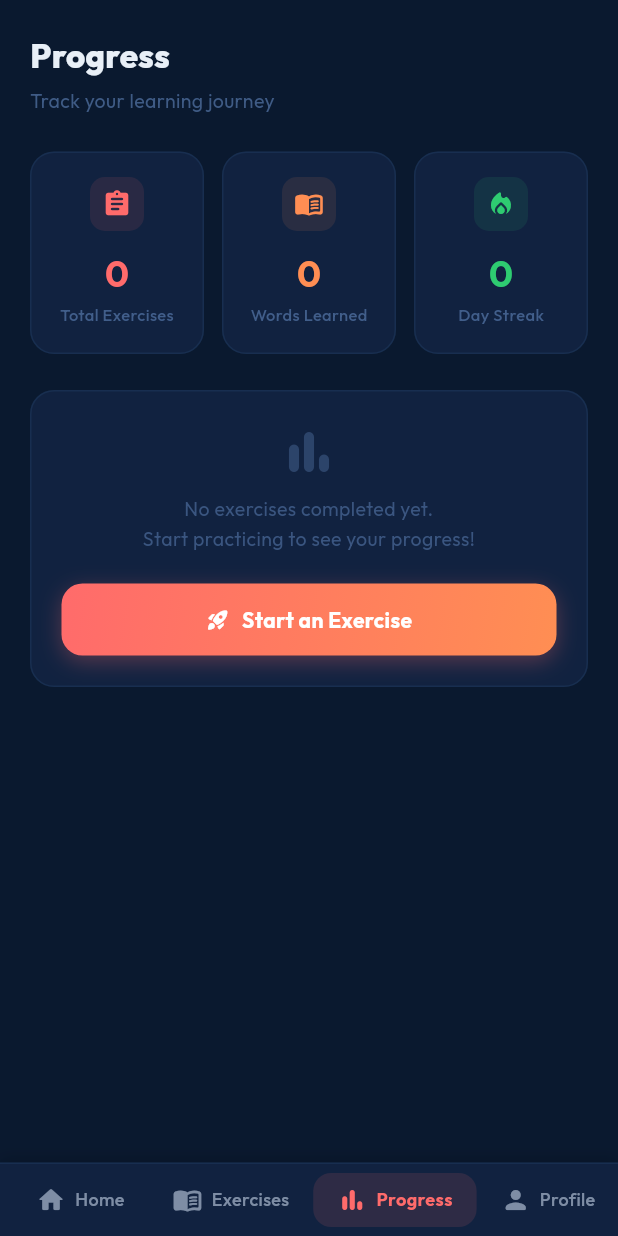
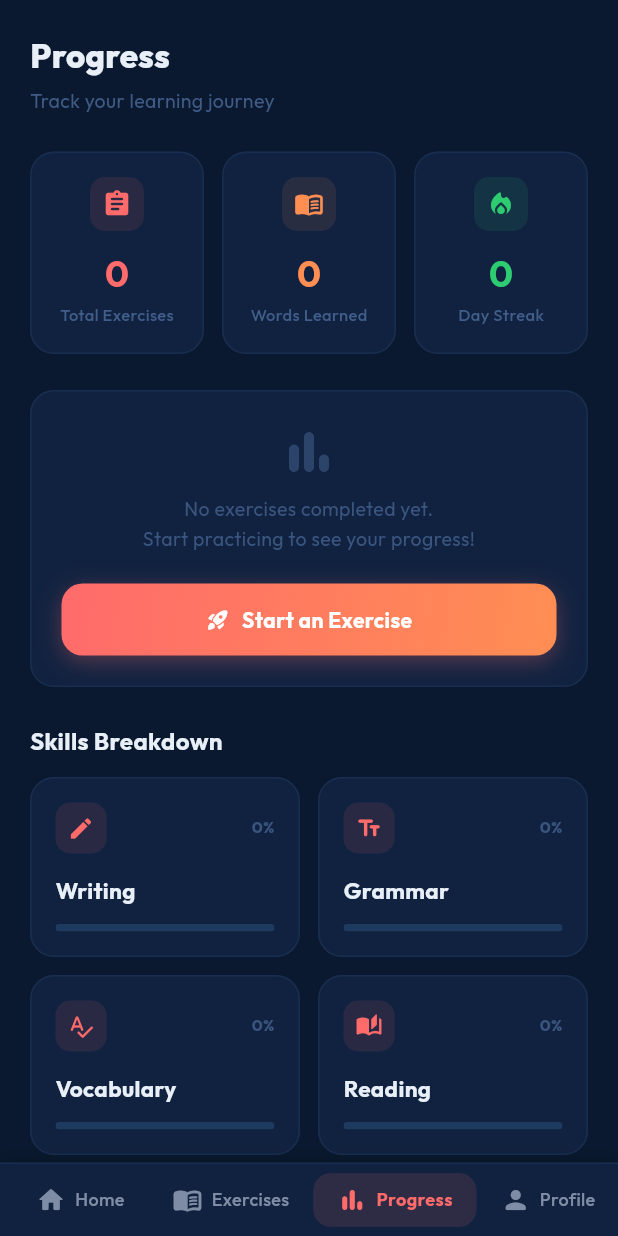
Before and after one commit to abdelwahed-alw/learn_alw, a Flutter app: the AppShell screen opened directly, item 3 of the bottom bar chosen, on a phone screen of 412 x 824 dp. Run offline on Flutter 3.47's test engine with Material 3 defaults, Android fonts, the phone set to English and light mode, and no system bars; our stand-ins replace audioplayers, easy_localization, flutter_phoenix, flutter_secure_storage, flutter_tts, font_awesome_flutter and 4 more; missing offline and left inert: record; accounts and stored records are empty.

Commit message:
feat: daily quote widget, skill breakdown in progress tab, speaking blacklist, streak fix, and UI refinements

```diff
--- a/assets/translations/ar.json
+++ b/assets/translations/ar.json
@@ -135,10 +135,12 @@
   "topicBreakdown": "تفصيل المواضيع",
   "startAnExercise": "ابدأ تمريناً",
   "trackYourLearning": "تتبع رحلة تعلمك",
+  "dailyQuote": "اقتباس اليوم",
   "quickTranslation": "ترجمة سريعة",
   "translationFailed": "فشلت الترجمة.",
   "ieltsExamPrep": "تحضير IELTS",
   "vocabularyPractice": "تدريب المفردات",
+  "skillsBreakdown": "تفصيل المهارات",
   "skillExercises": "تمارين المهارات",
   "practiceSession": "جلسة تدريب",
   "moreWords": "المزيد من الكلمات",
--- a/assets/translations/en.json
+++ b/assets/translations/en.json
@@ -132,10 +132,12 @@
   "topicBreakdown": "Topic Breakdown",
   "startAnExercise": "Start an Exercise",
   "trackYourLearning": "Track your learning journey",
+  "dailyQuote": "Daily Quote",
   "quickTranslation": "Quick Translation",
   "translationFailed": "Translation failed.",
   "ieltsExamPrep": "IELTS Exam Prep",
   "vocabularyPractice": "Vocabulary Practice",
+  "skillsBreakdown": "Skills Breakdown",
   "skillExercises": "Skill Exercises",
   "practiceSession": "Practice Session",
   "moreWords": "more words",
--- a/lib/app_state_model.dart
+++ b/lib/app_state_model.dart
@@ -336,8 +336,14 @@ class AppStateModel extends ChangeNotifier {
     _topicProgress[topic] = (_topicProgress[topic] ?? 0) + 1;
 
     final now = DateTime.now();
+    final today = DateTime(now.year, now.month, now.day);
     if (_lastActiveDate != null) {
-      final diff = now.difference(_lastActiveDate!).inDays;
+      final lastDay = DateTime(
+        _lastActiveDate!.year,
+        _lastActiveDate!.month,
+        _lastActiveDate!.day,
+      );
+      final diff = today.difference(lastDay).inDays;
       if (diff == 0) {
         // same day — streak unchanged
       } else if (diff == 1) {
@@ -357,7 +363,14 @@ class AppStateModel extends ChangeNotifier {
 
   int _calculateStreak() {
     if (_lastActiveDate == null) return 0;
-    final diff = DateTime.now().difference(_lastActiveDate!).inDays;
+    final now = DateTime.now();
+    final today = DateTime(now.year, now.month, now.day);
+    final lastDay = DateTime(
+      _lastActiveDate!.year,
+      _lastActiveDate!.month,
+      _lastActiveDate!.day,
+    );
+    final diff = today.difference(lastDay).inDays;
     if (diff <= 1) return _streakCount;
     return 0;
   }
--- a/lib/progress_tab.dart
+++ b/lib/progress_tab.dart
@@ -28,6 +28,8 @@ class ProgressTab extends StatelessWidget {
                       _buildOverviewCards(state),
                       const SizedBox(height: 24),
                       _buildTopicBreakdown(state),
+                      const SizedBox(height: 24),
+                      _buildSkillBreakdown(state),
                       const SizedBox(height: 24),
                       _buildVocabularySection(state),
                       const SizedBox(height: 32),
@@ -243,6 +245,102 @@ class ProgressTab extends StatelessWidget {
     );
   }
 
+  Widget _buildSkillBreakdown(AppStateModel state) {
+    final skills = <(String, IconData, double)>[
+      ('writing'.tr(), Icons.edit_rounded, state.writingProgress),
+      ('grammar'.tr(), Icons.text_fields_rounded, state.grammarProgress),
+      ('vocabulary'.tr(), Icons.spellcheck_rounded, state.vocabularyProgress),
+      ('reading'.tr(), Icons.auto_stories_rounded, state.readingProgress),
+      ('speaking'.tr(), Icons.record_voice_over_rounded, state.speakingProgress),
+      ('listening'.tr(), Icons.headphones_rounded, state.listeningProgress),
+    ];
+
+    return Column(
+      crossAxisAlignment: CrossAxisAlignment.start,
+      children: [
+        Text(
+          'skillsBreakdown'.tr(),
+          style: const TextStyle(
+            color: kColorText,
+            fontSize: 16,
+            fontWeight: FontWeight.w700,
+          ),
+        ),
+        const SizedBox(height: 12),
+        GridView.builder(
+          shrinkWrap: true,
+          physics: const NeverScrollableScrollPhysics(),
+          gridDelegate: const SliverGridDelegateWithFixedCrossAxisCount(
+            crossAxisCount: 2,
+            childAspectRatio: 1.5,
+            crossAxisSpacing: 12,
+            mainAxisSpacing: 12,
+          ),
+          itemCount: skills.length,
+          itemBuilder: (_, index) {
+            final s = skills[index];
+            return Container(
+              padding: const EdgeInsets.all(16),
+              decoration: BoxDecoration(
+                color: kColorSurface,
+                borderRadius: BorderRadius.circular(16),
+                border: Border.all(color: kColorBorder.withValues(alpha: 0.5)),
+              ),
+              child: Column(
+                crossAxisAlignment: CrossAxisAlignment.start,
+                mainAxisAlignment: MainAxisAlignment.spaceBetween,
+                children: [
+                  Row(
+                    children: [
+                      Container(
+                        padding: const EdgeInsets.all(8),
+                        decoration: BoxDecoration(
+                          color: kColorPrimary.withValues(alpha: 0.1),
+                          borderRadius: BorderRadius.circular(10),
+                        ),
+                        child: Icon(s.$2, color: kColorPrimary, size: 18),
+                      ),
+                      const Spacer(),
+                      Text(
+                        '${(s.$3 * 100).round()}%',
+                        style: TextStyle(
+                          color: kColorTextMuted.withValues(alpha: 0.6),
+                          fontSize: 11,
+                          fontWeight: FontWeight.w700,
+                        ),
+                      ),
+                    ],
+                  ),
+                  const SizedBox(height: 8),
+                  Text(
+                    s.$1,
+                    style: const TextStyle(
+                      color: kColorText,
+                      fontSize: 15,
+                      fontWeight: FontWeight.w700,
+                    ),
+                  ),
+                  const SizedBox(height: 6),
+                  ClipRRect(
+                    borderRadius: BorderRadius.circular(3),
+                    child: LinearProgressIndicator(
+                      value: s.$3,
+                      backgroundColor: kColorBorder,
+                      valueColor: AlwaysStoppedAnimation<Color>(
+                        s.$3 >= 0.8 ? const Color(0xFF2ECC71) : kColorPrimary,
+                      ),
+                      minHeight: 5,
+                    ),
+                  ),
+                ],
+              ),
+            );
+          },
+        ),
+      ],
+    );
+  }
+
   Widget _buildVocabularySection(AppStateModel state) {
     final vocab = state.beginnerVocabulary;
     if (vocab.isEmpty) return const SizedBox.shrink();
--- a/lib/speaking_screen.dart
+++ b/lib/speaking_screen.dart
@@ -33,6 +33,7 @@ class _SpeakingScreenState extends State<SpeakingScreen> {
   bool _isPlayingMyVoice = false;
   bool _isPlayingTts = false;
   String? _recordedFilePath;
+  final List<String> _usedSentences = [];
 
   @override
   void initState() {
@@ -71,10 +72,13 @@ class _SpeakingScreenState extends State<SpeakingScreen> {
         apiKey: state.apiKey,
         targetLanguage: languageLabelFromCode(state.targetLanguage),
         nativeLanguage: languageLabelFromCode(state.nativeLanguage),
+        usedSentences: _usedSentences,
       );
       if (mounted)
         setState(() {
           _targetSentence = speak.sentence;
+          _usedSentences.add(speak.sentence);
+          if (_usedSentences.length > 15) _usedSentences.clear();
           _loading = false;
         });
     } on GeminiServiceException catch (e) {
```
Also changed, not shown: lib/constants.dart (+5 -2 lines), lib/gemini_api_service.dart (+48 -0 lines), lib/home_tab.dart (+130 -141 lines).
